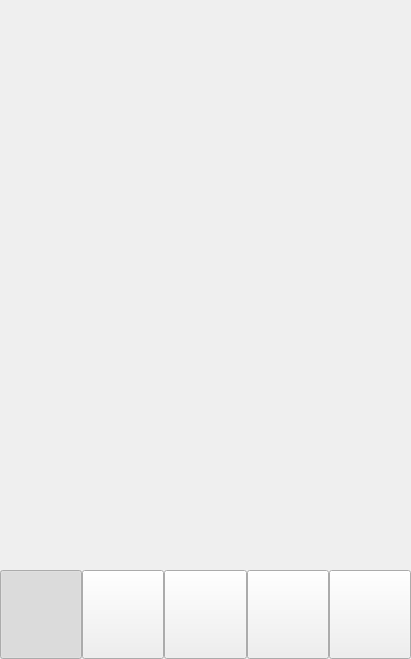
First picture: the form in homepage.ui, repository zhaoruowei/Pet_Social_Client_Qt, before the edit.
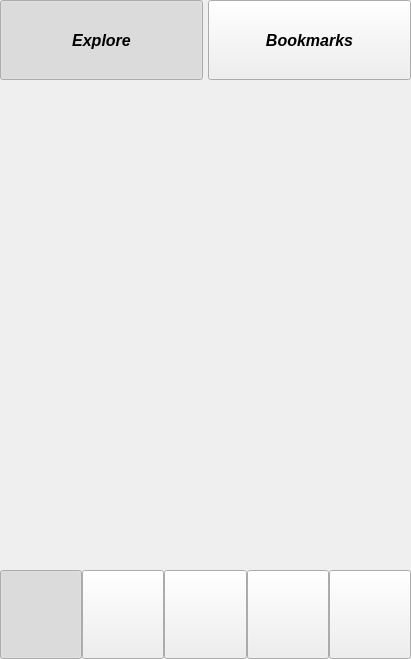
Second picture: the form after the edit. The open tabs and pages were chosen to show the change. Icons and pictures are not drawn.

What changed in the file:
```diff
--- a/homepage.ui
+++ b/homepage.ui
@@ -412,7 +412,6 @@
      </widget>
     </widget>
    </widget>
-   <widget class="QWidget" name="publishpage"/>
    <widget class="QWidget" name="petpage">
     <property name="sizePolicy">
      <sizepolicy hsizetype="Preferred" vsizetype="Preferred">
```
